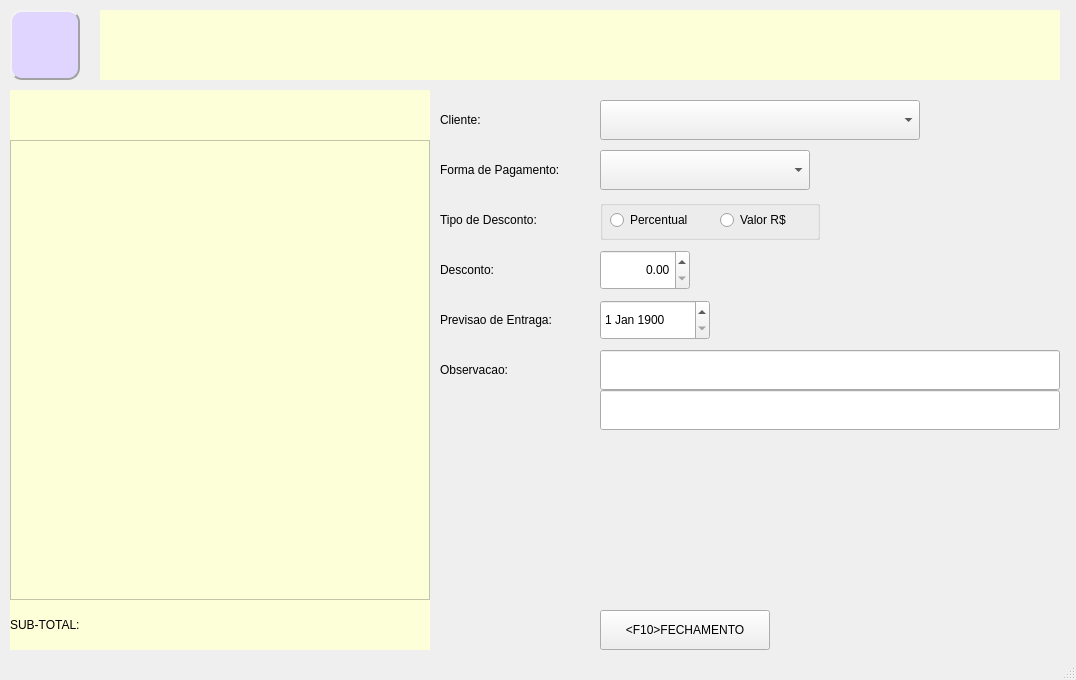
Above: telas/venda_fecha.ui from htisistema/SISCOM before the change. Below: the same form after it.
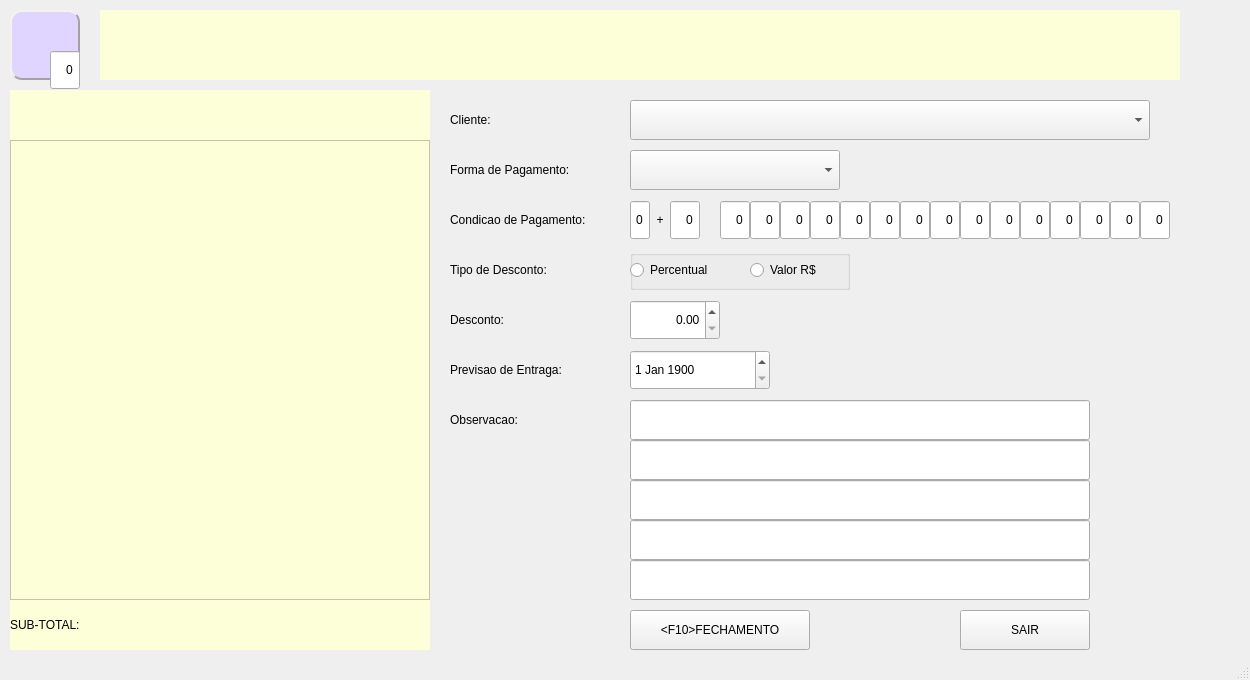
That is the form after the change. Icons and pictures are not drawn.

The edit to the form file:
```diff
--- a/telas/venda_fecha.ui
+++ b/telas/venda_fecha.ui
@@ -6,7 +6,7 @@
    <rect>
     <x>0</x>
     <y>0</y>
-    <width>1076</width>
+    <width>1250</width>
     <height>680</height>
    </rect>
   </property>
@@ -22,7 +22,7 @@
      <rect>
       <x>100</x>
       <y>10</y>
-      <width>960</width>
+      <width>1080</width>
       <height>70</height>
      </rect>
     </property>
@@ -85,9 +85,9 @@
    <widget class="QPushButton" name="bt_fecha">
     <property name="geometry">
      <rect>
-      <x>600</x>
+      <x>630</x>
       <y>610</y>
-      <width>170</width>
+      <width>180</width>
       <height>40</height>
      </rect>
     </property>
@@ -98,9 +98,9 @@
    <widget class="QLabel" name="label">
     <property name="geometry">
      <rect>
-      <x>440</x>
+      <x>450</x>
       <y>100</y>
-      <width>150</width>
+      <width>170</width>
       <height>40</height>
      </rect>
     </property>
@@ -172,9 +172,9 @@
    <widget class="QLabel" name="label_2">
     <property name="geometry">
      <rect>
-      <x>440</x>
-      <y>200</y>
-      <width>150</width>
+      <x>450</x>
+      <y>250</y>
+      <width>170</width>
       <height>40</height>
      </rect>
     </property>
@@ -185,9 +185,9 @@
    <widget class="QLabel" name="label_3">
     <property name="geometry">
      <rect>
-      <x>440</x>
-      <y>250</y>
-      <width>150</width>
+      <x>450</x>
+      <y>300</y>
+      <width>170</width>
       <height>40</height>
      </rect>
     </property>
@@ -215,9 +215,9 @@
    <widget class="QLabel" name="label_4">
     <property name="geometry">
      <rect>
-      <x>440</x>
+      <x>450</x>
       <y>150</y>
-      <width>150</width>
+      <width>170</width>
       <height>40</height>
      </rect>
     </property>
@@ -228,9 +228,9 @@
    <widget class="QLabel" name="label_5">
     <property name="geometry">
      <rect>
-      <x>440</x>
-      <y>300</y>
-      <width>150</width>
+      <x>450</x>
+      <y>350</y>
+      <width>170</width>
       <height>40</height>
      </rect>
     </property>
@@ -241,9 +241,9 @@
    <widget class="QLabel" name="label_6">
     <property name="geometry">
      <rect>
-      <x>440</x>
-      <y>350</y>
-      <width>150</width>
+      <x>450</x>
+      <y>400</y>
+      <width>170</width>
       <height>40</height>
      </rect>
     </property>
@@ -254,8 +254,8 @@
    <widget class="QGroupBox" name="groupBox">
     <property name="geometry">
      <rect>
-      <x>600</x>
-      <y>200</y>
+      <x>630</x>
+      <y>250</y>
       <width>220</width>
       <height>40</height>
      </rect>
@@ -266,10 +266,10 @@
     <widget class="QRadioButton" name="rb_percentual">
      <property name="geometry">
       <rect>
-       <x>10</x>
-       <y>10</y>
-       <width>110</width>
-       <height>20</height>
+       <x>0</x>
+       <y>0</y>
+       <width>120</width>
+       <height>40</height>
       </rect>
      </property>
      <property name="text">
@@ -280,9 +280,9 @@
      <property name="geometry">
       <rect>
        <x>120</x>
-       <y>10</y>
-       <width>90</width>
-       <height>20</height>
+       <y>0</y>
+       <width>100</width>
+       <height>40</height>
       </rect>
      </property>
      <property name="text">
@@ -293,8 +293,8 @@
    <widget class="QDoubleSpinBox" name="ds_desconto">
     <property name="geometry">
      <rect>
-      <x>600</x>
-      <y>250</y>
+      <x>630</x>
+      <y>300</y>
       <width>90</width>
       <height>40</height>
      </rect>
@@ -306,9 +306,9 @@
    <widget class="QDateEdit" name="data_previsao">
     <property name="geometry">
      <rect>
-      <x>600</x>
-      <y>300</y>
-      <width>110</width>
+      <x>630</x>
+      <y>350</y>
+      <width>140</width>
       <height>40</height>
      </rect>
     </property>
@@ -323,7 +323,7 @@
    <widget class="QComboBox" name="cb_forma_pg">
     <property name="geometry">
      <rect>
-      <x>600</x>
+      <x>630</x>
       <y>150</y>
       <width>210</width>
       <height>40</height>
@@ -333,19 +333,9 @@
    <widget class="QComboBox" name="cb_cliente">
     <property name="geometry">
      <rect>
-      <x>600</x>
+      <x>630</x>
       <y>100</y>
-      <width>320</width>
-      <height>40</height>
-     </rect>
-    </property>
-   </widget>
-   <widget class="QLineEdit" name="obs">
-    <property name="geometry">
-     <rect>
-      <x>600</x>
-      <y>350</y>
-      <width>460</width>
+      <width>520</width>
       <height>40</height>
      </rect>
     </property>
@@ -353,13 +343,491 @@
    <widget class="QLineEdit" name="obs1">
     <property name="geometry">
      <rect>
-      <x>600</x>
-      <y>390</y>
+      <x>630</x>
+      <y>400</y>
       <width>460</width>
       <height>40</height>
      </rect>
     </property>
    </widget>
+   <widget class="QLineEdit" name="obs2">
+    <property name="geometry">
+     <rect>
+      <x>630</x>
+      <y>440</y>
+      <width>460</width>
+      <height>40</height>
+     </rect>
+    </property>
+   </widget>
+   <widget class="QLabel" name="label_7">
+    <property name="geometry">
+     <rect>
+      <x>450</x>
+      <y>200</y>
+      <width>170</width>
+      <height>40</height>
+     </rect>
+    </property>
+    <property name="text">
+     <string>Condicao de Pagamento:</string>
+    </property>
+   </widget>
+   <widget class="QDoubleSpinBox" name="ds_dia1">
+    <property name="geometry">
+     <rect>
+      <x>720</x>
+      <y>200</y>
+      <width>30</width>
+      <height>40</height>
+     </rect>
+    </property>
+    <property name="alignment">
+     <set>Qt::AlignRight|Qt::AlignTrailing|Qt::AlignVCenter</set>
+    </property>
+    <property name="buttonSymbols">
+     <enum>QAbstractSpinBox::NoButtons</enum>
+    </property>
+    <property name="decimals">
+     <number>0</number>
+    </property>
+    <property name="maximum">
+     <double>450.000000000000000</double>
+    </property>
+   </widget>
+   <widget class="QDoubleSpinBox" name="ds_dia2">
+    <property name="geometry">
+     <rect>
+      <x>750</x>
+      <y>200</y>
+      <width>30</width>
+      <height>40</height>
+     </rect>
+    </property>
+    <property name="alignment">
+     <set>Qt::AlignRight|Qt::AlignTrailing|Qt::AlignVCenter</set>
+    </property>
+    <property name="buttonSymbols">
+     <enum>QAbstractSpinBox::NoButtons</enum>
+    </property>
+    <property name="decimals">
+     <number>0</number>
+    </property>
+    <property name="maximum">
+     <double>450.000000000000000</double>
+    </property>
+   </widget>
+   <widget class="QDoubleSpinBox" name="ds_dia3">
+    <property name="geometry">
+     <rect>
+      <x>780</x>
+      <y>200</y>
+      <width>30</width>
+      <height>40</height>
+     </rect>
+    </property>
+    <property name="alignment">
+     <set>Qt::AlignRight|Qt::AlignTrailing|Qt::AlignVCenter</set>
+    </property>
+    <property name="buttonSymbols">
+     <enum>QAbstractSpinBox::NoButtons</enum>
+    </property>
+    <property name="decimals">
+     <number>0</number>
+    </property>
+    <property name="maximum">
+     <double>450.000000000000000</double>
+    </property>
+   </widget>
+   <widget class="QDoubleSpinBox" name="ds_dia4">
+    <property name="geometry">
+     <rect>
+      <x>810</x>
+      <y>200</y>
+      <width>30</width>
+      <height>40</height>
+     </rect>
+    </property>
+    <property name="alignment">
+     <set>Qt::AlignRight|Qt::AlignTrailing|Qt::AlignVCenter</set>
+    </property>
+    <property name="buttonSymbols">
+     <enum>QAbstractSpinBox::NoButtons</enum>
+    </property>
+    <property name="decimals">
+     <number>0</number>
+    </property>
+    <property name="maximum">
+     <double>450.000000000000000</double>
+    </property>
+   </widget>
+   <widget class="QDoubleSpinBox" name="ds_dia5">
+    <property name="geometry">
+     <rect>
+      <x>840</x>
+      <y>200</y>
+      <width>30</width>
+      <height>40</height>
+     </rect>
+    </property>
+    <property name="alignment">
+     <set>Qt::AlignRight|Qt::AlignTrailing|Qt::AlignVCenter</set>
+    </property>
+    <property name="buttonSymbols">
+     <enum>QAbstractSpinBox::NoButtons</enum>
+    </property>
+    <property name="decimals">
+     <number>0</number>
+    </property>
+    <property name="maximum">
+     <double>450.000000000000000</double>
+    </property>
+   </widget>
+   <widget class="QDoubleSpinBox" name="ds_dia6">
+    <property name="geometry">
+     <rect>
+      <x>870</x>
+      <y>200</y>
+      <width>30</width>
+      <height>40</height>
+     </rect>
+    </property>
+    <property name="alignment">
+     <set>Qt::AlignRight|Qt::AlignTrailing|Qt::AlignVCenter</set>
+    </property>
+    <property name="buttonSymbols">
+     <enum>QAbstractSpinBox::NoButtons</enum>
+    </property>
+    <property name="decimals">
+     <number>0</number>
+    </property>
+    <property name="maximum">
+     <double>450.000000000000000</double>
+    </property>
+   </widget>
+   <widget class="QDoubleSpinBox" name="ds_dia3_2">
+    <property name="geometry">
+     <rect>
+      <x>50</x>
+      <y>50</y>
+      <width>30</width>
+      <height>40</height>
+     </rect>
+    </property>
+    <property name="alignment">
+     <set>Qt::AlignRight|Qt::AlignTrailing|Qt::AlignVCenter</set>
+    </property>
+    <property name="buttonSymbols">
+     <enum>QAbstractSpinBox::NoButtons</enum>
+    </property>
+    <property name="decimals">
+     <number>0</number>
+    </property>
+   </widget>
+   <widget class="QDoubleSpinBox" name="ds_dia7">
+    <property name="geometry">
+     <rect>
+      <x>900</x>
+      <y>200</y>
+      <width>30</width>
+      <height>40</height>
+     </rect>
+    </property>
+    <property name="alignment">
+     <set>Qt::AlignRight|Qt::AlignTrailing|Qt::AlignVCenter</set>
+    </property>
+    <property name="buttonSymbols">
+     <enum>QAbstractSpinBox::NoButtons</enum>
+    </property>
+    <property name="decimals">
+     <number>0</number>
+    </property>
+    <property name="maximum">
+     <double>450.000000000000000</double>
+    </property>
+   </widget>
+   <widget class="QDoubleSpinBox" name="ds_dia8">
+    <property name="geometry">
+     <rect>
+      <x>930</x>
+      <y>200</y>
+      <width>30</width>
+      <height>40</height>
+     </rect>
+    </property>
+    <property name="alignment">
+     <set>Qt::AlignRight|Qt::AlignTrailing|Qt::AlignVCenter</set>
+    </property>
+    <property name="buttonSymbols">
+     <enum>QAbstractSpinBox::NoButtons</enum>
+    </property>
+    <property name="decimals">
+     <number>0</number>
+    </property>
+    <property name="maximum">
+     <double>450.000000000000000</double>
+    </property>
+   </widget>
+   <widget class="QDoubleSpinBox" name="ds_dia9">
+    <property name="geometry">
+     <rect>
+      <x>960</x>
+      <y>200</y>
+      <width>30</width>
+      <height>40</height>
+     </rect>
+    </property>
+    <property name="alignment">
+     <set>Qt::AlignRight|Qt::AlignTrailing|Qt::AlignVCenter</set>
+    </property>
+    <property name="buttonSymbols">
+     <enum>QAbstractSpinBox::NoButtons</enum>
+    </property>
+    <property name="decimals">
+     <number>0</number>
+    </property>
+    <property name="maximum">
+     <double>450.000000000000000</double>
+    </property>
+   </widget>
+   <widget class="QDoubleSpinBox" name="ds_dia10">
+    <property name="geometry">
+     <rect>
+      <x>990</x>
+      <y>200</y>
+      <width>30</width>
+      <height>40</height>
+     </rect>
+    </property>
+    <property name="alignment">
+     <set>Qt::AlignRight|Qt::AlignTrailing|Qt::AlignVCenter</set>
+    </property>
+    <property name="buttonSymbols">
+     <enum>QAbstractSpinBox::NoButtons</enum>
+    </property>
+    <property name="decimals">
+     <number>0</number>
+    </property>
+    <property name="maximum">
+     <double>450.000000000000000</double>
+    </property>
+   </widget>
+   <widget class="QDoubleSpinBox" name="ds_dia11">
+    <property name="geometry">
+     <rect>
+      <x>1020</x>
+      <y>200</y>
+      <width>30</width>
+      <height>40</height>
+     </rect>
+    </property>
+    <property name="alignment">
+     <set>Qt::AlignRight|Qt::AlignTrailing|Qt::AlignVCenter</set>
+    </property>
+    <property name="buttonSymbols">
+     <enum>QAbstractSpinBox::NoButtons</enum>
+    </property>
+    <property name="decimals">
+     <number>0</number>
+    </property>
+    <property name="maximum">
+     <double>450.000000000000000</double>
+    </property>
+   </widget>
+   <widget class="QDoubleSpinBox" name="ds_dia12">
+    <property name="geometry">
+     <rect>
+      <x>1050</x>
+      <y>200</y>
+      <width>30</width>
+      <height>40</height>
+     </rect>
+    </property>
+    <property name="alignment">
+     <set>Qt::AlignRight|Qt::AlignTrailing|Qt::AlignVCenter</set>
+    </property>
+    <property name="buttonSymbols">
+     <enum>QAbstractSpinBox::NoButtons</enum>
+    </property>
+    <property name="decimals">
+     <number>0</number>
+    </property>
+    <property name="maximum">
+     <double>450.000000000000000</double>
+    </property>
+   </widget>
+   <widget class="QDoubleSpinBox" name="ds_dia13">
+    <property name="geometry">
+     <rect>
+      <x>1080</x>
+      <y>200</y>
+      <width>30</width>
+      <height>40</height>
+     </rect>
+    </property>
+    <property name="alignment">
+     <set>Qt::AlignRight|Qt::AlignTrailing|Qt::AlignVCenter</set>
+    </property>
+    <property name="buttonSymbols">
+     <enum>QAbstractSpinBox::NoButtons</enum>
+    </property>
+    <property name="decimals">
+     <number>0</number>
+    </property>
+    <property name="maximum">
+     <double>450.000000000000000</double>
+    </property>
+   </widget>
+   <widget class="QDoubleSpinBox" name="ds_dia14">
+    <property name="geometry">
+     <rect>
+      <x>1110</x>
+      <y>200</y>
+      <width>30</width>
+      <height>40</height>
+     </rect>
+    </property>
+    <property name="alignment">
+     <set>Qt::AlignRight|Qt::AlignTrailing|Qt::AlignVCenter</set>
+    </property>
+    <property name="buttonSymbols">
+     <enum>QAbstractSpinBox::NoButtons</enum>
+    </property>
+    <property name="decimals">
+     <number>0</number>
+    </property>
+    <property name="maximum">
+     <double>450.000000000000000</double>
+    </property>
+   </widget>
+   <widget class="QDoubleSpinBox" name="ds_dia15">
+    <property name="geometry">
+     <rect>
+      <x>1140</x>
+      <y>200</y>
+      <width>30</width>
+      <height>40</height>
+     </rect>
+    </property>
+    <property name="alignment">
+     <set>Qt::AlignRight|Qt::AlignTrailing|Qt::AlignVCenter</set>
+    </property>
+    <property name="buttonSymbols">
+     <enum>QAbstractSpinBox::NoButtons</enum>
+    </property>
+    <property name="decimals">
+     <number>0</number>
+    </property>
+    <property name="maximum">
+     <double>450.000000000000000</double>
+    </property>
+   </widget>
+   <widget class="QDoubleSpinBox" name="ds_entrada">
+    <property name="geometry">
+     <rect>
+      <x>630</x>
+      <y>200</y>
+      <width>20</width>
+      <height>40</height>
+     </rect>
+    </property>
+    <property name="alignment">
+     <set>Qt::AlignRight|Qt::AlignTrailing|Qt::AlignVCenter</set>
+    </property>
+    <property name="buttonSymbols">
+     <enum>QAbstractSpinBox::NoButtons</enum>
+    </property>
+    <property name="decimals">
+     <number>0</number>
+    </property>
+    <property name="maximum">
+     <double>1.000000000000000</double>
+    </property>
+   </widget>
+   <widget class="QLabel" name="label_8">
+    <property name="geometry">
+     <rect>
+      <x>650</x>
+      <y>200</y>
+      <width>20</width>
+      <height>40</height>
+     </rect>
+    </property>
+    <property name="styleSheet">
+     <string notr="true">font: 700 18pt &quot;Segoe UI&quot;;</string>
+    </property>
+    <property name="text">
+     <string>+</string>
+    </property>
+    <property name="alignment">
+     <set>Qt::AlignCenter</set>
+    </property>
+   </widget>
+   <widget class="QDoubleSpinBox" name="ds_qtd_dias">
+    <property name="geometry">
+     <rect>
+      <x>670</x>
+      <y>200</y>
+      <width>30</width>
+      <height>40</height>
+     </rect>
+    </property>
+    <property name="alignment">
+     <set>Qt::AlignRight|Qt::AlignTrailing|Qt::AlignVCenter</set>
+    </property>
+    <property name="buttonSymbols">
+     <enum>QAbstractSpinBox::NoButtons</enum>
+    </property>
+    <property name="decimals">
+     <number>0</number>
+    </property>
+    <property name="maximum">
+     <double>15.000000000000000</double>
+    </property>
+   </widget>
+   <widget class="QLineEdit" name="obs3">
+    <property name="geometry">
+     <rect>
+      <x>630</x>
+      <y>480</y>
+      <width>460</width>
+      <height>40</height>
+     </rect>
+    </property>
+   </widget>
+   <widget class="QLineEdit" name="obs4">
+    <property name="geometry">
+     <rect>
+      <x>630</x>
+      <y>520</y>
+      <width>460</width>
+      <height>40</height>
+     </rect>
+    </property>
+   </widget>
+   <widget class="QLineEdit" name="obs5">
+    <property name="geometry">
+     <rect>
+      <x>630</x>
+      <y>560</y>
+      <width>460</width>
+      <height>40</height>
+     </rect>
+    </property>
+   </widget>
+   <widget class="QPushButton" name="bt_sair">
+    <property name="geometry">
+     <rect>
+      <x>960</x>
+      <y>610</y>
+      <width>130</width>
+      <height>40</height>
+     </rect>
+    </property>
+    <property name="text">
+     <string>SAIR</string>
+    </property>
+   </widget>
   </widget>
   <widget class="QStatusBar" name="statusbar"/>
  </widget>
```
Left out of the diff: 26 changed lines with no effect on the pictures.
